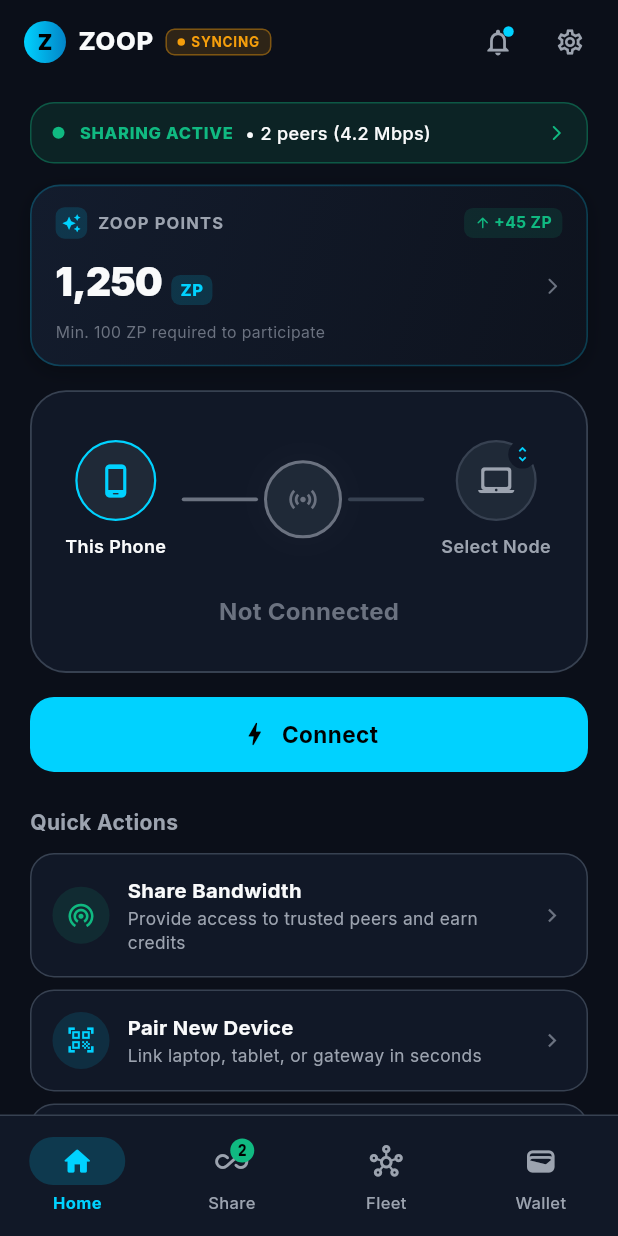
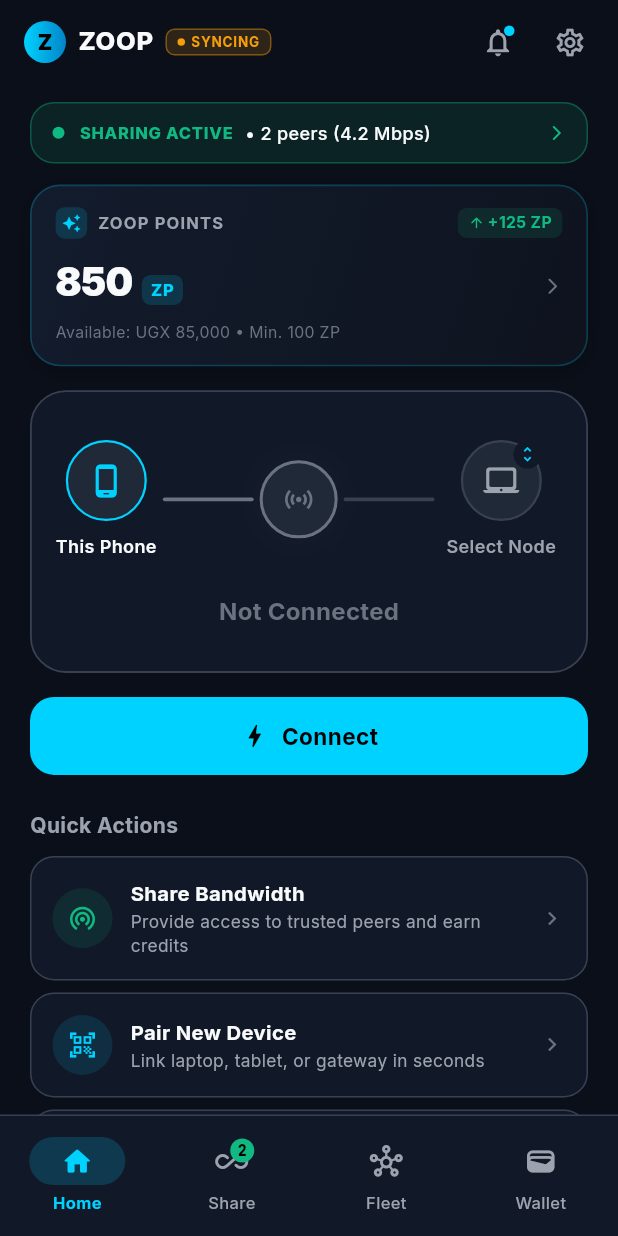
Before and after one commit to zoop-internet/zoopspot, a Flutter app: the screen it shows after launch, on a phone screen of 412 x 824 dp. Run offline on Flutter 3.47's test engine with Material 3 defaults, Android fonts, the phone set to English and light mode, and no system bars; our stand-ins replace flutter_riverpod, flutter_secure_storage, go_router, google_fonts; missing offline and left inert: cryptography.

Commit message:
refactor(mobile): enhance visual hierarchy, touch targets, and accessibility on dashboard screen

```diff
--- a/mobile/lib/features/dashboard/presentation/screens/dashboard_screen.dart
+++ b/mobile/lib/features/dashboard/presentation/screens/dashboard_screen.dart
@@ -14,6 +14,7 @@
 import '../../../fleet/presentation/widgets/device_pairing_sheet.dart';
 import '../../../notifications/presentation/screens/notifications_screen.dart';
 import '../../../sharing/application/sharing_notifier.dart';
+import '../../../wallet/application/wallet_notifier.dart';
 
 class DashboardScreen extends ConsumerStatefulWidget {
   const DashboardScreen({super.key});
@@ -175,6 +176,7 @@
       } catch (_) {}
 
       // 3. Start tunnel
+      try {
         await vpnBridge.startTunnel(
           peerKey: peerKey,
           candidatesJson: candidatesJson,
@@ -189,14 +191,34 @@
           _rotationController.stop();
           _pulseController.repeat(reverse: true);
         }
+      } catch (e) {
+        if (mounted) {
+          setState(() {
+            _status = ConnectionStatus.error;
+          });
+          _rotationController.stop();
+          _pulseController.stop();
+          ScaffoldMessenger.of(context).showSnackBar(
+            SnackBar(
+              content: Text('Connection failed: $e'),
+              backgroundColor: ZoopColors.accentRose,
+            ),
+          );
+        }
+      }
     } else {
+      try {
         await vpnBridge.stopTunnel();
+      } catch (e) {
+        debugPrint('Error stopping tunnel: $e');
+      } finally {
         if (mounted) {
           setState(() {
             _status = ConnectionStatus.disconnected;
           });
           _rotationController.stop();
           _pulseController.stop();
+        }
       }
     }
   }
@@ -232,6 +254,7 @@
     final identityState = ref.watch(identityNotifierProvider);
     final peersState = ref.watch(peersNotifierProvider);
     final sharingState = ref.watch(sharingProvider);
+    final walletState = ref.watch(walletProvider);
     final activePeer = peersState.selectedPeer ??
         (peersState.peers.isNotEmpty ? peersState.peers.first : null);
 
@@ -322,12 +345,15 @@
         ),
         actions: [
           if (identityState.zoopId != null)
-            GestureDetector(
+            Semantics(
+              button: true,
+              label: 'Device Identity: ${identityState.zoopId}',
+              child: GestureDetector(
                 onTap: () => context.push('/identity'),
                 child: Container(
-                margin: const EdgeInsets.symmetric(vertical: 12, horizontal: 2),
+                  margin: const EdgeInsets.symmetric(vertical: 10, horizontal: 2),
                   padding:
-                    const EdgeInsets.symmetric(horizontal: 8, vertical: 3.5),
+                      const EdgeInsets.symmetric(horizontal: 10, vertical: 5),
                   decoration: BoxDecoration(
                     color: ZoopColors.surfaceElevated,
                     borderRadius: BorderRadius.circular(10),
@@ -360,6 +386,7 @@
                   ),
                 ),
               ),
+            ),
           IconButton(
             icon: Stack(
               clipBehavior: Clip.none,
@@ -367,7 +394,7 @@
                 const Icon(
                   Icons.notifications_outlined,
                   color: ZoopColors.textSecondary,
-                  size: 21,
+                  size: 22,
                 ),
                 Positioned(
                   right: 0,
@@ -383,8 +410,7 @@
                 ),
               ],
             ),
-            padding: EdgeInsets.zero,
-            constraints: const BoxConstraints(minWidth: 36, minHeight: 36),
+            constraints: const BoxConstraints(minWidth: 48, minHeight: 48),
             tooltip: 'Notifications',
             onPressed: () {
               Navigator.of(context).push(
@@ -398,10 +424,9 @@
             icon: const Icon(
               Icons.settings_outlined,
               color: ZoopColors.textSecondary,
-              size: 20,
+              size: 22,
             ),
-            padding: EdgeInsets.zero,
-            constraints: const BoxConstraints(minWidth: 36, minHeight: 36),
+            constraints: const BoxConstraints(minWidth: 48, minHeight: 48),
             tooltip: 'Settings',
             onPressed: () => context.push('/settings'),
           ),
@@ -422,7 +447,7 @@
               ],
 
               // Zoop Points Required to Participate Card
-              _buildZoopPointsCard(context),
+              _buildZoopPointsCard(context, walletState),
 
               const SizedBox(height: 16),
 
@@ -436,7 +461,7 @@
               // ===============================================================
               // SEPARATE DEDICATED CONNECT BUTTON
               // ===============================================================
-              _buildConnectActionButton(isConnected, isConnecting),
+              _buildConnectActionButton(isConnected, isConnecting, targetPeerName: activePeer?.name),
 
               const SizedBox(height: 24),
 
@@ -464,7 +489,10 @@
         ? ZoopColors.accentGreen
         : (isConnecting ? ZoopColors.primaryCyan : ZoopColors.textMuted);
 
-    return Container(
+    return Semantics(
+      container: true,
+      label: 'Mesh visualizer: ${_status.label}. ${isConnected && activePeer != null ? "Linked to ${activePeer.name}" : ""}',
+      child: Container(
         padding: const EdgeInsets.symmetric(vertical: 28.0, horizontal: 16.0),
         decoration: BoxDecoration(
           color: ZoopColors.surface,
@@ -513,11 +541,15 @@
                 ),
 
                 // 5. Right: Target Peer Node (Tappable to Select)
-              GestureDetector(
+                Semantics(
+                  button: true,
+                  label: 'Target peer node: ${activePeer?.name ?? "Select Node"}. Tap to change peer.',
+                  child: GestureDetector(
                     behavior: HitTestBehavior.opaque,
                     onTap: () => ProviderSelectionSheet.show(context),
                     child: Container(
                       color: Colors.transparent,
+                      constraints: const BoxConstraints(minWidth: 48, minHeight: 48),
                       padding: const EdgeInsets.symmetric(horizontal: 4, vertical: 4),
                       child: _buildDeviceNode(
                         icon: activePeer != null
@@ -529,6 +561,7 @@
                         statusColor: isConnected
                             ? ZoopColors.accentGreen
                             : ZoopColors.textSecondary,
+                      ),
                     ),
                   ),
                 ),
@@ -560,6 +593,7 @@
               ),
             ],
           ],
+        ),
       ),
     );
   }
@@ -606,8 +640,8 @@
           ],
         ),
         const SizedBox(height: 8),
-        SizedBox(
-          width: 80,
+        ConstrainedBox(
+          constraints: const BoxConstraints(maxWidth: 84, minWidth: 48),
           child: Text(
             name,
             textAlign: TextAlign.center,
@@ -696,10 +730,24 @@
   // ===========================================================================
   // SEPARATE CONNECT ACTION BUTTON
   // ===========================================================================
-  Widget _buildConnectActionButton(bool isConnected, bool isConnecting) {
-    return SizedBox(
+  Widget _buildConnectActionButton(
+    bool isConnected,
+    bool isConnecting, {
+    String? targetPeerName,
+  }) {
+    final actionLabel = isConnected
+        ? 'Disconnect VPN tunnel'
+        : (isConnecting
+            ? 'Connecting to ${targetPeerName ?? "peer"}...'
+            : 'Connect VPN tunnel to ${targetPeerName ?? "peer"}');
+
+    return Semantics(
+      button: true,
+      enabled: !isConnecting,
+      label: actionLabel,
+      child: SizedBox(
         width: double.infinity,
-      height: 50,
+        height: 52,
         child: ElevatedButton.icon(
           onPressed: isConnecting ? null : _toggleConnection,
           style: ElevatedButton.styleFrom(
@@ -741,6 +789,7 @@
               fontWeight: FontWeight.w700,
               color: isConnected ? ZoopColors.accentRose : Colors.black,
               letterSpacing: 0.3,
+            ),
           ),
         ),
       ),
@@ -801,21 +850,26 @@
     required String subtitle,
     required VoidCallback onTap,
   }) {
-    return InkWell(
+    return Semantics(
+      button: true,
+      label: '$title. $subtitle',
+      child: Material(
+        color: ZoopColors.surface,
+        borderRadius: BorderRadius.circular(16),
+        child: InkWell(
           onTap: onTap,
           borderRadius: BorderRadius.circular(16),
           child: Container(
             padding: const EdgeInsets.all(14.0),
             decoration: BoxDecoration(
-          color: ZoopColors.surface,
               borderRadius: BorderRadius.circular(16),
               border: Border.all(color: ZoopColors.surfaceBorder),
             ),
             child: Row(
               children: [
                 Container(
-              width: 38,
-              height: 38,
+                  width: 40,
+                  height: 40,
                   decoration: BoxDecoration(
                     color: iconColor.withValues(alpha: 0.12),
                     shape: BoxShape.circle,
@@ -854,14 +908,31 @@
               ],
             ),
           ),
+        ),
+      ),
     );
   }
 
   // ===========================================================================
   // ZOOP POINTS CARD (Wallet Presentation)
   // ===========================================================================
-  Widget _buildZoopPointsCard(BuildContext context) {
-    return GestureDetector(
+  Widget _buildZoopPointsCard(BuildContext context, WalletState walletState) {
+    final points = (walletState.availableBalance / 100).toInt();
+    final formattedPoints = points.toString().replaceAllMapped(
+          RegExp(r'(\d{1,3})(?=(\d{3})+(?!\d))'),
+          (Match m) => '${m[1]},',
+        );
+    final recentTx = walletState.transactions.isNotEmpty
+        ? walletState.transactions.first
+        : null;
+    final recentGain =
+        recentTx != null ? '+${(recentTx.amount / 100).toInt()} ZP' : '+45 ZP';
+
+    return Semantics(
+      button: true,
+      label:
+          'Zoop Points: $formattedPoints ZP. Available balance: ${walletState.formatAmount(walletState.availableBalance)}. Tap to view wallet details.',
+      child: GestureDetector(
         onTap: () => context.go('/wallet'),
         child: Container(
           padding: const EdgeInsets.symmetric(horizontal: 16.0, vertical: 14.0),
@@ -921,23 +992,24 @@
                     ],
                   ),
                   Container(
-                  padding: const EdgeInsets.symmetric(horizontal: 7, vertical: 2.5),
+                    padding:
+                        const EdgeInsets.symmetric(horizontal: 7, vertical: 2.5),
                     decoration: BoxDecoration(
                       color: ZoopColors.accentGreen.withValues(alpha: 0.12),
                       borderRadius: BorderRadius.circular(6),
                     ),
-                  child: const Row(
+                    child: Row(
                       mainAxisSize: MainAxisSize.min,
                       children: [
-                      Icon(
+                        const Icon(
                           Icons.arrow_upward_rounded,
                           size: 11,
                           color: ZoopColors.accentGreen,
                         ),
-                      SizedBox(width: 2),
+                        const SizedBox(width: 2),
                         Text(
-                        '+45 ZP',
-                        style: TextStyle(
+                          recentGain,
+                          style: const TextStyle(
                             fontSize: 10.5,
                             fontWeight: FontWeight.w700,
                             color: ZoopColors.accentGreen,
@@ -956,9 +1028,9 @@
                 crossAxisAlignment: CrossAxisAlignment.baseline,
                 textBaseline: TextBaseline.alphabetic,
                 children: [
-                const Text(
-                  '1,250',
-                  style: TextStyle(
+                  Text(
+                    formattedPoints,
+                    style: const TextStyle(
                       fontSize: 26,
                       fontWeight: FontWeight.w900,
                       color: ZoopColors.textPrimary,
@@ -967,7 +1039,8 @@
                   ),
                   const SizedBox(width: 6),
                   Container(
-                  padding: const EdgeInsets.symmetric(horizontal: 6, vertical: 2),
+                    padding:
+                        const EdgeInsets.symmetric(horizontal: 6, vertical: 2),
                     decoration: BoxDecoration(
                       color: ZoopColors.primaryCyan.withValues(alpha: 0.15),
                       borderRadius: BorderRadius.circular(6),
@@ -994,14 +1067,15 @@
               const SizedBox(height: 8),
 
               // Bottom Micro-Info
-            const Text(
-              'Min. 100 ZP required to participate',
-              style: TextStyle(
+              Text(
+                'Available: ${walletState.formatAmount(walletState.availableBalance)} • Min. 100 ZP',
+                style: const TextStyle(
                   fontSize: 10.5,
                   color: ZoopColors.textMuted,
                 ),
               ),
             ],
+          ),
         ),
       ),
     );
@@ -1012,7 +1086,11 @@
     SharingState sharing,
   ) {
     final count = sharing.recipients.length;
-    return GestureDetector(
+    return Semantics(
+      button: true,
+      label:
+          'Sharing active: $count ${count == 1 ? "peer" : "peers"} connected at ${sharing.currentEgressMbps.toStringAsFixed(1)} megabits per second. Tap to manage sharing.',
+      child: GestureDetector(
         onTap: () => context.go('/sharing'),
         child: Container(
           padding: const EdgeInsets.symmetric(horizontal: 14, vertical: 11),
@@ -1070,6 +1148,7 @@
             ],
           ),
         ),
+      ),
     );
   }
 }
```
Lines whose indentation alone changed are shown as unchanged.
